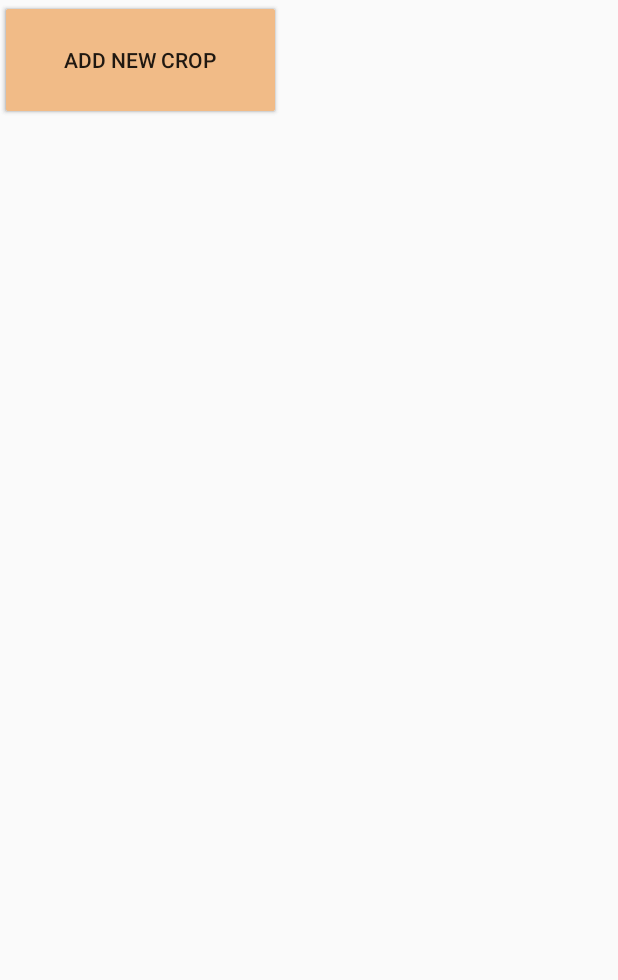
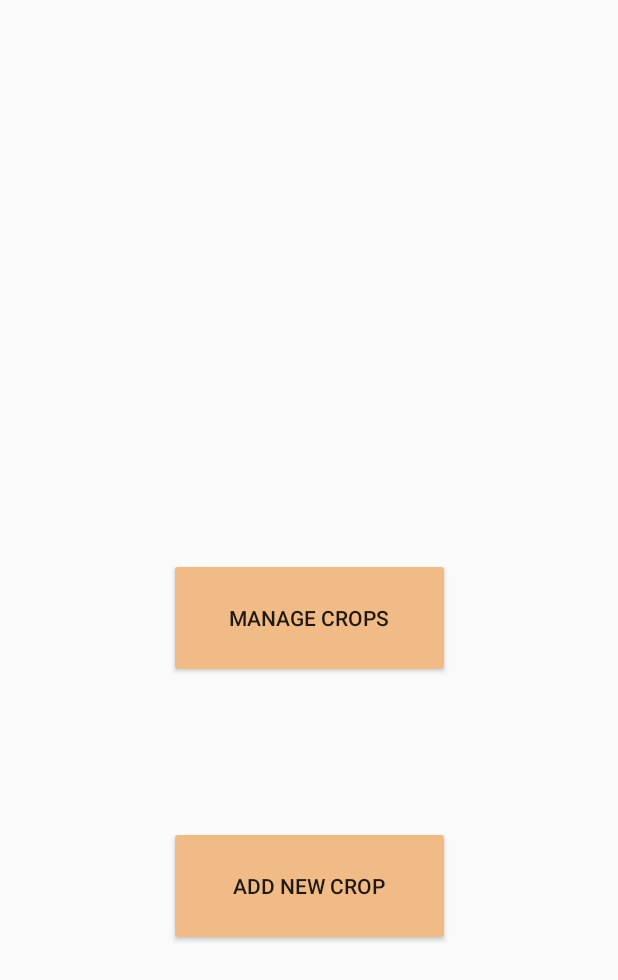
Before and after one commit to dbigueta/MyCrop, an Android app: the screen it shows after launch (MainActivity), on a phone screen of 412 x 824 dp. Shown: the top 980 px of the screen. Run offline under Robolectric (Android 15) with nearby library versions, the phone set to English and light mode, and no system bars.

Commit message:
new farming file

```diff
--- a/UI/Farming/app/src/main/AndroidManifest.xml
+++ b/UI/Farming/app/src/main/AndroidManifest.xml
@@ -16,7 +16,8 @@
                 <category android:name="android.intent.category.LAUNCHER" />
             </intent-filter>
         </activity>
-        <activity android:name=".ManageFarm"></activity>
+        <activity android:name=".ManageFarm" />
+        <activity android:name=".addNewCrop"></activity>
     </application>
 
 </manifest>
--- a/UI/Farming/app/src/main/java/vsadengineers/farming/MainActivity.java
+++ b/UI/Farming/app/src/main/java/vsadengineers/farming/MainActivity.java
@@ -17,5 +17,9 @@ public class MainActivity extends AppCompatActivity {
         Intent startNewActivity = new Intent(this, ManageFarm.class);
         startActivity(startNewActivity);
     }
+    public void newCrop(View v) {
+        Intent intentNewCrop = new Intent(this, addNewCrop.class);
+        startActivity(intentNewCrop);
+    }
 
 }
--- a/UI/Farming/app/src/main/res/layout/activity_main.xml
+++ b/UI/Farming/app/src/main/res/layout/activity_main.xml
@@ -10,18 +10,33 @@
         android:id="@+id/button"
         android:layout_width="187dp"
         android:layout_height="80dp"
+        android:layout_marginBottom="8dp"
+        android:layout_marginEnd="8dp"
+        android:layout_marginStart="8dp"
+        android:layout_marginTop="8dp"
         android:backgroundTint="#f1bb87"
         android:onClick="sendMessage"
         android:text="Manage Crops"
-        tools:layout_editor_absoluteX="99dp"
-        tools:layout_editor_absoluteY="229dp" />
+        app:layout_constraintBottom_toBottomOf="parent"
+        app:layout_constraintEnd_toEndOf="parent"
+        app:layout_constraintStart_toStartOf="parent"
+        app:layout_constraintTop_toTopOf="parent" />
 
     <Button
         android:id="@+id/button2"
         android:layout_width="187dp"
         android:layout_height="80dp"
+        android:layout_marginBottom="8dp"
+        android:layout_marginEnd="8dp"
+        android:layout_marginStart="8dp"
+        android:layout_marginTop="8dp"
         android:backgroundTint="#f1bb87"
+        android:onClick="newCrop"
         android:text="Add New Crop"
-        tools:layout_editor_absoluteX="99dp"
-        tools:layout_editor_absoluteY="369dp" />
+        app:layout_constraintBottom_toBottomOf="parent"
+        app:layout_constraintEnd_toEndOf="parent"
+        app:layout_constraintHorizontal_bias="0.502"
+        app:layout_constraintStart_toStartOf="parent"
+        app:layout_constraintTop_toTopOf="parent"
+        app:layout_constraintVertical_bias="0.745" />
 </android.support.constraint.ConstraintLayout>
```
Also changed, not shown: UI/Farming/app/src/main/java/vsadengineers/farming/addNewCrop.java (added, +13 -0 lines), UI/Farming/app/src/main/res/layout/activity_add_new_crop.xml (added, +9 -0 lines).
